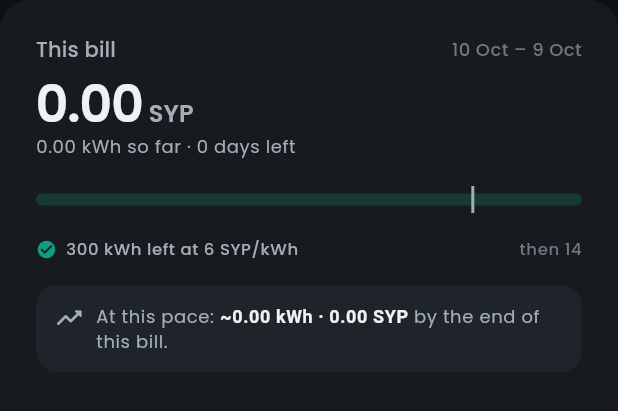
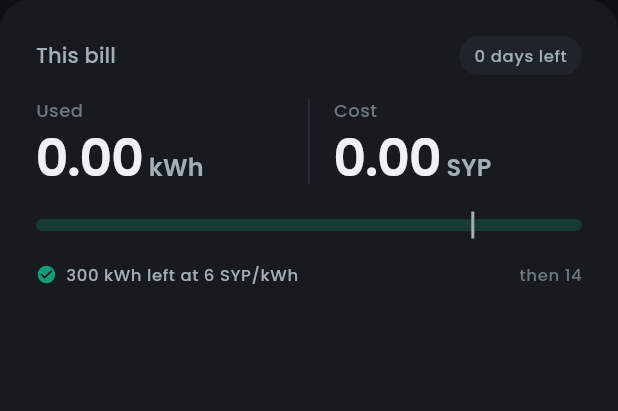
Before and after one commit to FOXSPEED99/BleuLand-Smart-Energy-Meter, a Flutter app: the BillCard widget shown alone on an empty page, opened directly with empty values, on a phone screen of 412 x 824 dp. Shown: the top 411 px of the screen. Run offline on Flutter 3.47's test engine with Material 3 defaults, Android fonts, the phone set to English and light mode, and no system bars; our stand-ins replace fl_chart, flutter_riverpod, go_router, shared_preferences, supabase_flutter; missing offline and left inert: esp_provisioning_ble, mobile_scanner, universal_ble; accounts and stored records are empty.

Commit message:
App: bill card shows energy used and cost side by side
Fox picked option A: "Used 7.19 kWh" and "Cost 43.16 SYP" as two equal
big numbers with a divider, "21 days left" as a small pill, then the
cheap-block bar and its legend. The "At this pace" box and the projection
marker are gone. Numbers shrink instead of wrapping when they get long.

Co-Authored-By: Claude Opus 5.5 <noreply@anthropic.com>
Claude-Session: https://claude.ai/code/session_01NsT6JB7eLs6ZCwZyGvDf38

```diff
--- a/Bleu-Land/Smart-Energy-Meter/BleuLand-Energy-App/lib/features/home/bill_card.dart
+++ b/Bleu-Land/Smart-Energy-Meter/BleuLand-Energy-App/lib/features/home/bill_card.dart
@@ -1,5 +1,4 @@
 import 'package:flutter/material.dart';
-import 'package:intl/intl.dart';
 
 import '../../core/format.dart';
 import '../../data/models.dart';
@@ -7,7 +6,7 @@ import '../../data/providers.dart';
 import '../../theme/tokens.dart';
 import '../../widgets/ui.dart';
 
-/// "This bill": cost so far, the cheap-block meter, and where the bill is heading.
+/// "This bill": energy used and cost so far side by side, and the cheap-block meter.
 class BillCard extends StatelessWidget {
   const BillCard({super.key, required this.meter, required this.cycle, this.onEditTariff});
   final Meter meter;
@@ -18,7 +17,6 @@ class BillCard extends StatelessWidget {
   Widget build(BuildContext context) {
     final t = Theme.of(context).textTheme;
     final cur = meter.currency;
-    final df = DateFormat('d MMM');
     final tiers = meter.tariff.tiers;
     final firstLimit = tiers.isNotEmpty ? tiers.first.uptoKwh : null;
     final daysLeft = cycle.period.end.difference(DateTime.now()).inDays;
@@ -35,6 +33,23 @@ class BillCard extends StatelessWidget {
       );
     }
 
+    final left = daysLeft < 0 ? 0 : daysLeft;
+    // one stat: small label, big number, unit; shrinks rather than wraps
+    Widget stat(String label, String value, String unit) => Expanded(
+          child: Column(crossAxisAlignment: CrossAxisAlignment.start, children: [
+            Text(label, style: t.labelMedium?.copyWith(color: C.text3)),
+            const SizedBox(height: S.xs),
+            FittedBox(
+              fit: BoxFit.scaleDown,
+              alignment: Alignment.centerLeft,
+              child: Text.rich(TextSpan(children: [
+                TextSpan(text: value, style: t.displaySmall),
+                TextSpan(text: ' $unit', style: t.titleMedium?.copyWith(color: C.text2)),
+              ])),
+            ),
+          ]),
+        );
+
     return Panel(
       padding: const EdgeInsets.all(S.xl),
       onTap: onEditTariff,
@@ -42,53 +57,27 @@ class BillCard extends StatelessWidget {
         Row(children: [
           Text('This bill', style: t.titleSmall?.copyWith(color: C.text2)),
           const Spacer(),
-          Text(
-            '${df.format(cycle.period.start)} – ${df.format(cycle.period.end.subtract(const Duration(days: 1)))}',
-            style: t.labelMedium?.copyWith(color: C.text3),
+          Container(
+            padding: const EdgeInsets.symmetric(horizontal: 10, vertical: 5),
+            decoration: BoxDecoration(color: C.surface2, borderRadius: BorderRadius.circular(99)),
+            child: Text(left == 1 ? '1 day left' : '$left days left', style: t.labelSmall?.copyWith(color: C.text2)),
           ),
         ]),
-        const SizedBox(height: S.sm),
-        Text.rich(TextSpan(children: [
-          TextSpan(text: fmtMoney(cycle.cost, '').trim(), style: t.displaySmall),
-          TextSpan(text: ' $cur', style: t.titleMedium?.copyWith(color: C.text2)),
-        ])),
-        const SizedBox(height: 2),
-        Text('${fmtKwh(cycle.kwh)} so far · $daysLeft days left', style: t.bodySmall?.copyWith(color: C.text2)),
+        const SizedBox(height: S.lg),
+        // energy and cost side by side, equal weight
+        IntrinsicHeight(
+          child: Row(children: [
+            stat('Used', fmtKwh(cycle.kwh, unit: false), 'kWh'),
+            Container(width: 1, color: C.outline, margin: const EdgeInsets.symmetric(horizontal: S.lg)),
+            stat('Cost', fmtMoney(cycle.cost, '').trim(), cur),
+          ]),
+        ),
         if (firstLimit != null) ...[
           const SizedBox(height: S.lg),
-          TierMeter(used: cycle.kwh, limit: firstLimit, projected: cycle.projectedKwh),
+          TierMeter(used: cycle.kwh, limit: firstLimit),
           const SizedBox(height: S.sm),
           _TierLegend(cycle: cycle, meter: meter, limit: firstLimit),
         ],
-        const SizedBox(height: S.lg),
-        Container(
-          padding: const EdgeInsets.all(S.md),
-          decoration: BoxDecoration(color: C.surface2, borderRadius: BorderRadius.circular(R.md)),
-          child: Row(crossAxisAlignment: CrossAxisAlignment.start, children: [
-            const Icon(Icons.trending_up_rounded, size: 20, color: C.text2),
-            const SizedBox(width: S.sm),
-            Expanded(
-              child: Text.rich(
-                TextSpan(style: t.bodySmall?.copyWith(color: C.text2), children: [
-                  const TextSpan(text: 'At this pace: '),
-                  TextSpan(
-                    text: '~${fmtKwh(cycle.projectedKwh)} · ${fmtMoney(cycle.projectedCost, cur)}',
-                    style: const TextStyle(color: C.text, fontWeight: FontWeight.w600),
-                  ),
-                  const TextSpan(text: ' by the end of this bill.'),
-                  if (cycle.tierCrossDate != null && cycle.tierCrossDate!.isBefore(cycle.period.end)) ...[
-                    const TextSpan(text: ' The cheap block runs out around '),
-                    TextSpan(
-                      text: DateFormat('d MMM').format(cycle.tierCrossDate!),
-                      style: const TextStyle(color: C.text, fontWeight: FontWeight.w600),
-                    ),
-                    const TextSpan(text: '.'),
-                  ],
-                ]),
-              ),
-            ),
-          ]),
-        ),
       ]),
     );
   }
```
